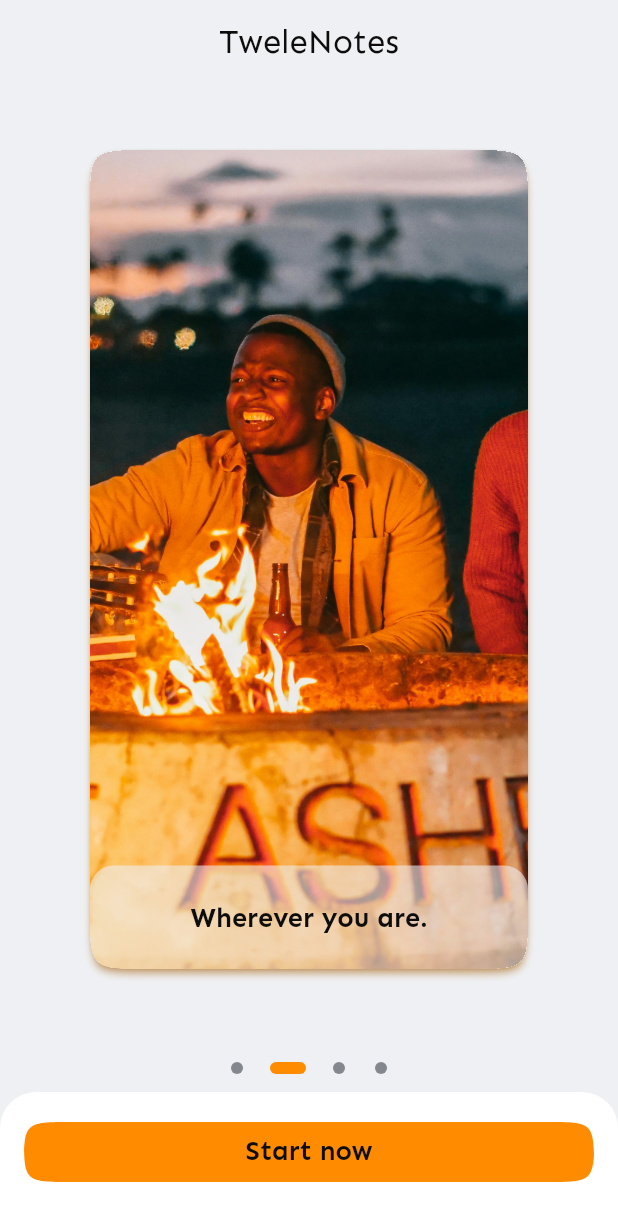
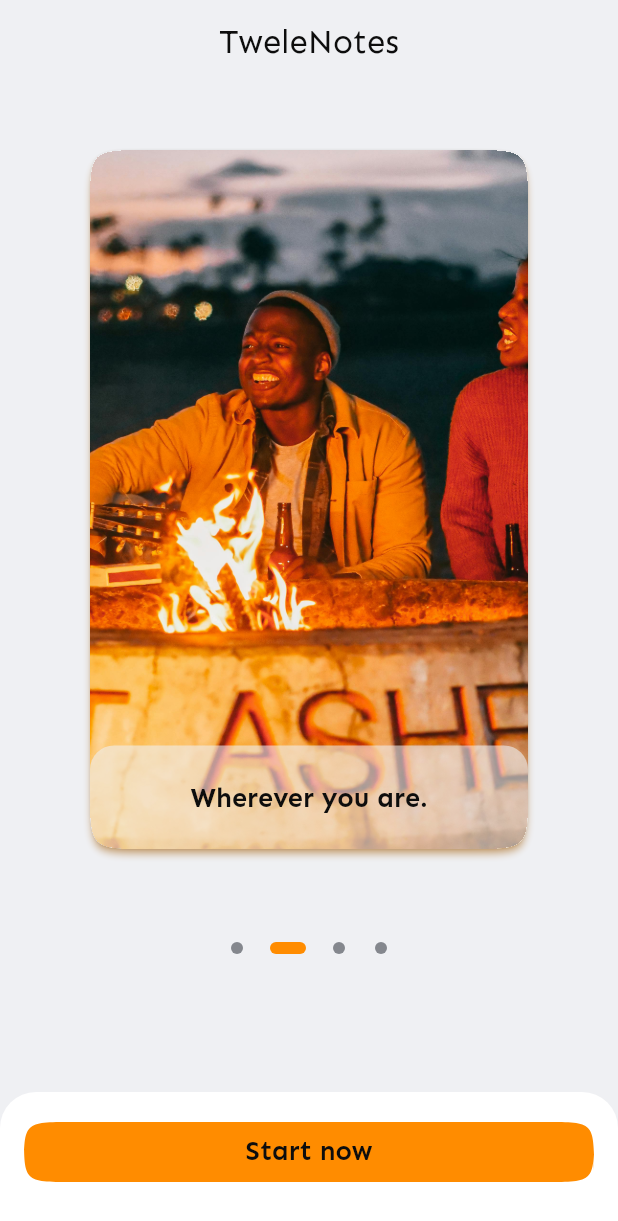
Before and after one commit to VinRu5/twelve_notes, a Flutter app: the screen it shows after launch, on a phone screen of 412 x 824 dp. Shown: the top 1221 px of the screen. Run offline on Flutter 3.47's test engine with Material 3 defaults, Android fonts, the light colour scheme and no system bars; our stand-ins replace auto_route, equatable, firebase_auth, firebase_core, flutter_bloc, flutter_form_builder and 3 more; missing offline and left inert: sign_button, window_manager; accounts and stored records are empty; generated files the repository leaves out were written again.

Commit message:
feat: added desktop ui and support

```diff
--- a/lib/src/presentation/widgets/carousel/carousel_widget.dart
+++ b/lib/src/presentation/widgets/carousel/carousel_widget.dart
@@ -33,9 +33,16 @@ class CarouselWidget extends StatelessWidget {
                   curve: Curves.easeIn,
                 );
           },
-          builder: (context, page) => Column(
+          builder: (context, page) => Container(
+            constraints: BoxConstraints(
+              minHeight: 400.0,
+              minWidth: 250.0,
+            ),
+            child: ListView(
+              shrinkWrap: true,
               children: [
-              Expanded(
+                SizedBox(
+                  height: MediaQuery.of(context).size.height - 300.0,
                   child: PageView.builder(
                     controller: context.read<CarouselCubit>().pageController,
                     onPageChanged: context.read<CarouselCubit>().onPageChanged,
@@ -44,7 +51,9 @@ class CarouselWidget extends StatelessWidget {
                     itemBuilder: (context, index) => views[index],
                   ),
                 ),
-              Padding(
+                Align(
+                  alignment: Alignment.center,
+                  child: Padding(
                     padding: const EdgeInsets.symmetric(vertical: 8.0),
                     child: SizedBox(
                       height: 8.0,
@@ -62,7 +71,9 @@ class CarouselWidget extends StatelessWidget {
                       ),
                     ),
                   ),
+                ),
               ],
+            ),
           ),
         ),
       );
--- a/pubspec.yaml
+++ b/pubspec.yaml
@@ -45,6 +45,7 @@ dependencies:
   provider: ^6.1.2
   retrofit: ^4.1.0
   talker: ^4.3.2
+  window_manager: ^0.3.9
 
 dev_dependencies:
   auto_route_generator: ^8.0.0
```
Also changed, not shown: lib/main.dart (+12 -0 lines), 10 other files. Lines whose indentation alone changed are shown as unchanged.
